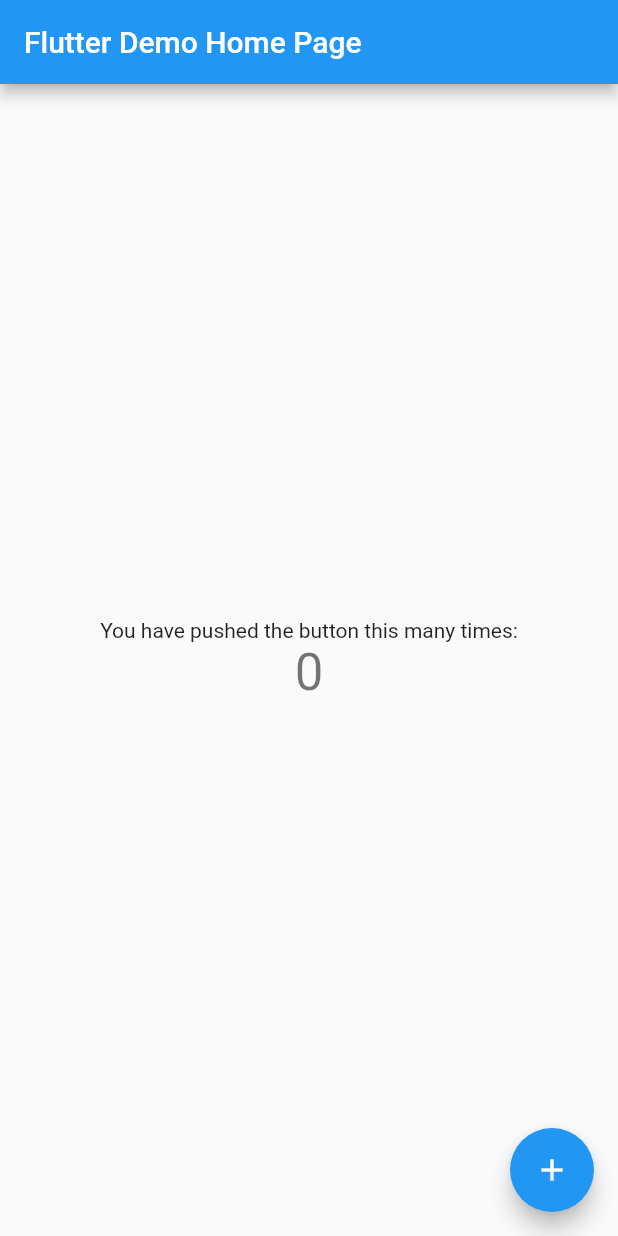
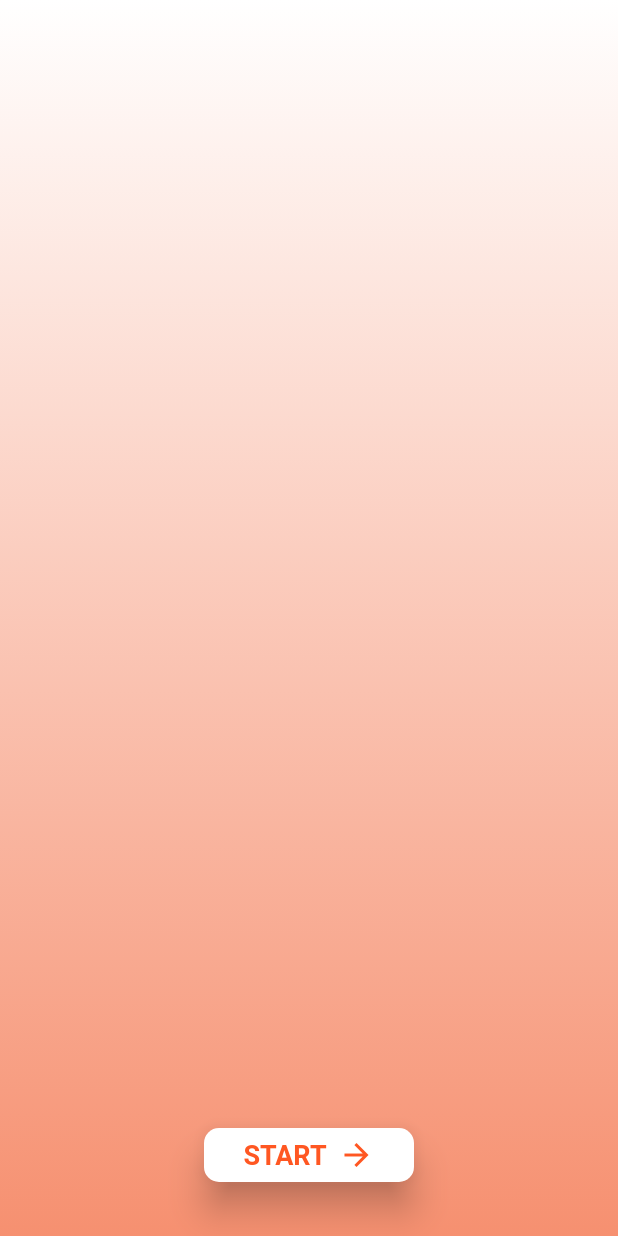
Before and after one commit to MeetSavaj/Games_App, a Flutter app: the screen it shows after launch, on a phone screen of 412 x 824 dp. Run offline on Flutter 3.47's test engine with Material 2 defaults, Android fonts, the light colour scheme and no system bars; our stand-ins replace loading_indicator.

Commit message:
First Commit

```diff
--- a/lib/main.dart
+++ b/lib/main.dart
@@ -1,4 +1,6 @@
 import 'package:flutter/material.dart';
+// import 'package:flutter/services.dart';
+import 'package:games_app/screens/launch_screen.dart';
 
 void main() {
   runApp(const MyApp());
@@ -7,109 +9,26 @@
 class MyApp extends StatelessWidget {
   const MyApp({Key? key}) : super(key: key);
 
-  // This widget is the root of your application.
   @override
   Widget build(BuildContext context) {
     return MaterialApp(
-      title: 'Flutter Demo',
+      themeMode: ThemeMode.light,
       theme: ThemeData(
-        // This is the theme of your application.
-        //
-        // Try running your application with "flutter run". You'll see the
-        // application has a blue toolbar. Then, without quitting the app, try
-        // changing the primarySwatch below to Colors.green and then invoke
-        // "hot reload" (press "r" in the console where you ran "flutter run",
-        // or simply save your changes to "hot reload" in a Flutter IDE).
-        // Notice that the counter didn't reset back to zero; the application
-        // is not restarted.
-        primarySwatch: Colors.blue,
+        // appBarTheme: const AppBarTheme(
+        //   backgroundColor: Colors.orangeAccent,
+        //   systemOverlayStyle: SystemUiOverlayStyle.light, // 2
+        // ),
+        backgroundColor: Colors.orangeAccent,
+        primarySwatch: Colors.orange,
+        // fontFamily: GoogleFonts.lato().fontFamily
       ),
-      home: const MyHomePage(title: 'Flutter Demo Home Page'),
+      darkTheme: ThemeData(brightness: Brightness.dark),
+      initialRoute: "/",
+      routes: {
+        "/": (context) => const LaunchScreen(),
+        // "/home": (context) => HomePage(),
+        // "/login": (context) => LoginPage()
+      },
     );
   }
 }
-
-class MyHomePage extends StatefulWidget {
-  const MyHomePage({Key? key, required this.title}) : super(key: key);
-
-  // This widget is the home page of your application. It is stateful, meaning
-  // that it has a State object (defined below) that contains fields that affect
-  // how it looks.
-
-  // This class is the configuration for the state. It holds the values (in this
-  // case the title) provided by the parent (in this case the App widget) and
-  // used by the build method of the State. Fields in a Widget subclass are
-  // always marked "final".
-
-  final String title;
-
-  @override
-  State<MyHomePage> createState() => _MyHomePageState();
-}
-
-class _MyHomePageState extends State<MyHomePage> {
-  int _counter = 0;
-
-  void _incrementCounter() {
-    setState(() {
-      // This call to setState tells the Flutter framework that something has
-      // changed in this State, which causes it to rerun the build method below
-      // so that the display can reflect the updated values. If we changed
-      // _counter without calling setState(), then the build method would not be
-      // called again, and so nothing would appear to happen.
-      _counter++;
-    });
-  }
-
-  @override
-  Widget build(BuildContext context) {
-    // This method is rerun every time setState is called, for instance as done
-    // by the _incrementCounter method above.
-    //
-    // The Flutter framework has been optimized to make rerunning build methods
-    // fast, so that you can just rebuild anything that needs updating rather
-    // than having to individually change instances of widgets.
-    return Scaffold(
-      appBar: AppBar(
-        // Here we take the value from the MyHomePage object that was created by
-        // the App.build method, and use it to set our appbar title.
-        title: Text(widget.title),
-      ),
-      body: Center(
-        // Center is a layout widget. It takes a single child and positions it
-        // in the middle of the parent.
-        child: Column(
-          // Column is also a layout widget. It takes a list of children and
-          // arranges them vertically. By default, it sizes itself to fit its
-          // children horizontally, and tries to be as tall as its parent.
-          //
-          // Invoke "debug painting" (press "p" in the console, choose the
-          // "Toggle Debug Paint" action from the Flutter Inspector in Android
-          // Studio, or the "Toggle Debug Paint" command in Visual Studio Code)
-          // to see the wireframe for each widget.
-          //
-          // Column has various properties to control how it sizes itself and
-          // how it positions its children. Here we use mainAxisAlignment to
-          // center the children vertically; the main axis here is the vertical
-          // axis because Columns are vertical (the cross axis would be
-          // horizontal).
-          mainAxisAlignment: MainAxisAlignment.center,
-          children: <Widget>[
-            const Text(
-              'You have pushed the button this many times:',
-            ),
-            Text(
-              '$_counter',
-              style: Theme.of(context).textTheme.headline4,
-            ),
-          ],
-        ),
-      ),
-      floatingActionButton: FloatingActionButton(
-        onPressed: _incrementCounter,
-        tooltip: 'Increment',
-        child: const Icon(Icons.add),
-      ), // This trailing comma makes auto-formatting nicer for build methods.
-    );
-  }
-}
--- /dev/null
+++ b/lib/screens/launch_screen.dart
@@ -0,0 +1,100 @@
+import 'package:flutter/material.dart';
+import 'package:loading_indicator/loading_indicator.dart';
+
+class LaunchScreen extends StatefulWidget {
+  const LaunchScreen({Key? key}) : super(key: key);
+
+  @override
+  State<LaunchScreen> createState() => _LaunchScreenState();
+}
+
+class _LaunchScreenState extends State<LaunchScreen> {
+  bool _loading = true;
+
+  @override
+  void initState() {
+    super.initState();
+    Future.delayed(const Duration(seconds: 3), () {
+      // <-- Delay here
+      setState(() {
+        _loading = false; // <-- Code run after delay
+      });
+    });
+  }
+
+  @override
+  Widget build(BuildContext context) {
+    return SafeArea(
+      child: Scaffold(
+        backgroundColor: Colors.deepOrange[100],
+        body: Container(
+          decoration: const BoxDecoration(
+              gradient: LinearGradient(
+            begin: Alignment.topCenter,
+            end: Alignment.bottomCenter,
+            colors: [
+              Colors.white,
+              Color.fromARGB(255, 246, 144, 112),
+            ],
+          )),
+          child: Column(
+              mainAxisAlignment: MainAxisAlignment.end,
+              crossAxisAlignment: CrossAxisAlignment.center,
+              children: [
+                Align(
+                  alignment: Alignment.center,
+                  child: _loading
+                      ? const SizedBox(
+                          height: 60,
+                          width: 60,
+                          child: LoadingIndicator(
+                            indicatorType: Indicator.ballSpinFadeLoader,
+                            colors: [Colors.white],
+                            strokeWidth: 1,
+                          ),
+                        )
+                      : ElevatedButton(
+                          onPressed: (() {}),
+                          style: ElevatedButton.styleFrom(
+                            primary: Colors.white,
+                            fixedSize: const Size(140, 30),
+                            textStyle: const TextStyle(
+                                color: Colors.orange,
+                                fontSize: 18,
+                                fontStyle: FontStyle.normal,
+                                fontWeight: FontWeight.bold),
+                            shadowColor: Colors.black,
+                            elevation: 10.0,
+                            shape: RoundedRectangleBorder(
+                              borderRadius: BorderRadius.circular(10.0),
+                            ),
+                          ),
+                          child: Row(
+                            mainAxisSize: MainAxisSize.min,
+                            children: const [
+                              Text(
+                                'START',
+                                style: TextStyle(color: Colors.deepOrange),
+                              ), // <-- Text
+                              SizedBox(
+                                width: 8,
+                              ),
+                              Icon(
+                                // <-- Icon
+                                Icons.arrow_forward_sharp,
+                                size: 24.0,
+                                color: Colors.deepOrange,
+                              ),
+                            ],
+                          ),
+                        ),
+                ),
+                const SizedBox(
+                  height: 30,
+                ),
+              ]),
+        ),
+      ),
+    );
+  }
+}
--- a/pubspec.yaml
+++ b/pubspec.yaml
@@ -45,6 +45,7 @@
   # package. See that file for information about deactivating specific lint
   # rules and activating additional ones.
   flutter_lints: ^2.0.0
+  loading_indicator: ^3.1.0
 
 # For information on the generic Dart part of this file, see the
 # following page: https://dart.dev/tools/pub/pubspec
```
Also changed, not shown: pubspec.lock.
